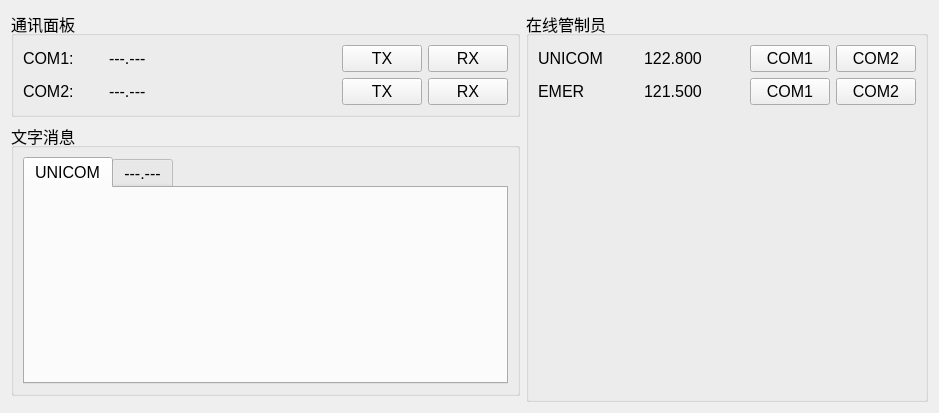
Flyleague-Collection/AudioClient, file src/ui/form/pilot_window.ui: the form before one commit.
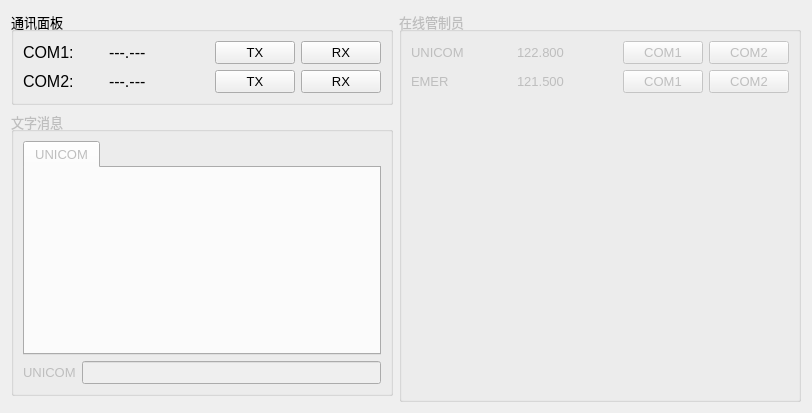
The form after the commit. Custom widgets are drawn as their Qt base class.

```diff
--- a/src/ui/form/pilot_window.ui
+++ b/src/ui/form/pilot_window.ui
@@ -6,14 +6,14 @@
    <rect>
     <x>0</x>
     <y>0</y>
-    <width>939</width>
+    <width>790</width>
     <height>413</height>
    </rect>
   </property>
   <property name="font">
    <font>
     <family>Leelawadee UI</family>
-    <pointsize>12</pointsize>
+    <pointsize>10</pointsize>
    </font>
   </property>
   <property name="windowTitle">
@@ -25,7 +25,7 @@
      <property name="font">
       <font>
        <family>Leelawadee UI</family>
-       <pointsize>12</pointsize>
+       <pointsize>10</pointsize>
       </font>
      </property>
      <property name="title">
@@ -33,9 +33,54 @@
      </property>
      <layout class="QGridLayout" name="gridLayout_3">
       <item row="0" column="0">
-       <layout class="QGridLayout" name="gridLayout">
+       <layout class="QGridLayout" name="layout_coms">
+        <item row="1" column="2">
+         <widget class="SelectedButton" name="button_com2_tx">
+          <property name="sizePolicy">
+           <sizepolicy hsizetype="Fixed" vsizetype="Fixed">
+            <horstretch>0</horstretch>
+            <verstretch>0</verstretch>
+           </sizepolicy>
+          </property>
+          <property name="text">
+           <string>TX</string>
+          </property>
+         </widget>
+        </item>
+        <item row="0" column="3">
+         <widget class="SelectedButton" name="button_com1_rx">
+          <property name="sizePolicy">
+           <sizepolicy hsizetype="Fixed" vsizetype="Fixed">
+            <horstretch>0</horstretch>
+            <verstretch>0</verstretch>
+           </sizepolicy>
+          </property>
+          <property name="text">
+           <string>RX</string>
+          </property>
+         </widget>
+        </item>
+        <item row="1" column="1">
+         <widget class="QLabel" name="label_com2_freq">
+          <property name="minimumSize">
+           <size>
+            <width>100</width>
+            <height>0</height>
+           </size>
+          </property>
+          <property name="font">
+           <font>
+            <family>Leelawadee UI</family>
+            <pointsize>12</pointsize>
+           </font>
+          </property>
+          <property name="text">
+           <string>---.---</string>
+          </property>
+         </widget>
+        </item>
         <item row="1" column="0">
-         <widget class="QLabel" name="label_2">
+         <widget class="QLabel" name="label_com2">
           <property name="sizePolicy">
            <sizepolicy hsizetype="Fixed" vsizetype="Preferred">
             <horstretch>0</horstretch>
@@ -59,21 +104,21 @@
           </property>
          </widget>
         </item>
-        <item row="0" column="1">
-         <widget class="QLabel" name="label_4">
-          <property name="font">
-           <font>
-            <family>Leelawadee UI</family>
-            <pointsize>12</pointsize>
-           </font>
+        <item row="0" column="2">
+         <widget class="SelectedButton" name="button_com1_tx">
+          <property name="sizePolicy">
+           <sizepolicy hsizetype="Fixed" vsizetype="Fixed">
+            <horstretch>0</horstretch>
+            <verstretch>0</verstretch>
+           </sizepolicy>
           </property>
           <property name="text">
-           <string>---.---</string>
+           <string>TX</string>
           </property>
          </widget>
         </item>
         <item row="0" column="0">
-         <widget class="QLabel" name="label">
+         <widget class="QLabel" name="label_com1">
           <property name="sizePolicy">
            <sizepolicy hsizetype="Fixed" vsizetype="Preferred">
             <horstretch>0</horstretch>
@@ -97,21 +142,14 @@
           </property>
          </widget>
         </item>
-        <item row="0" column="2">
-         <widget class="QPushButton" name="pushButton">
-          <property name="sizePolicy">
-           <sizepolicy hsizetype="Fixed" vsizetype="Fixed">
-            <horstretch>0</horstretch>
-            <verstretch>0</verstretch>
-           </sizepolicy>
+        <item row="0" column="1">
+         <widget class="QLabel" name="label_com1_freq">
+          <property name="minimumSize">
+           <size>
+            <width>100</width>
+            <height>0</height>
+           </size>
           </property>
-          <property name="text">
-           <string>TX</string>
-          </property>
-         </widget>
-        </item>
-        <item row="1" column="1">
-         <widget class="QLabel" name="label_3">
           <property name="font">
            <font>
             <family>Leelawadee UI</family>
@@ -123,34 +161,8 @@
           </property>
          </widget>
         </item>
-        <item row="0" column="3">
-         <widget class="QPushButton" name="pushButton_2">
-          <property name="sizePolicy">
-           <sizepolicy hsizetype="Fixed" vsizetype="Fixed">
-            <horstretch>0</horstretch>
-            <verstretch>0</verstretch>
-           </sizepolicy>
-          </property>
-          <property name="text">
-           <string>RX</string>
-          </property>
-         </widget>
-        </item>
-        <item row="1" column="2">
-         <widget class="QPushButton" name="pushButton_3">
-          <property name="sizePolicy">
-           <sizepolicy hsizetype="Fixed" vsizetype="Fixed">
-            <horstretch>0</horstretch>
-            <verstretch>0</verstretch>
-           </sizepolicy>
-          </property>
-          <property name="text">
-           <string>TX</string>
-          </property>
-         </widget>
-        </item>
         <item row="1" column="3">
-         <widget class="QPushButton" name="pushButton_4">
+         <widget class="SelectedButton" name="button_com2_rx">
           <property name="sizePolicy">
            <sizepolicy hsizetype="Fixed" vsizetype="Fixed">
             <horstretch>0</horstretch>
@@ -164,15 +176,37 @@
         </item>
        </layout>
       </item>
+      <item row="0" column="1">
+       <spacer name="spacer_1">
+        <property name="orientation">
+         <enum>Qt::Orientation::Horizontal</enum>
+        </property>
+        <property name="sizeHint" stdset="0">
+         <size>
+          <width>0</width>
+          <height>20</height>
+         </size>
+        </property>
+       </spacer>
+      </item>
      </layout>
     </widget>
    </item>
    <item row="0" column="1" rowspan="3">
-    <widget class="QGroupBox" name="groupBox_2">
+    <widget class="QGroupBox" name="group_controllers">
+     <property name="enabled">
+      <bool>false</bool>
+     </property>
+     <property name="sizePolicy">
+      <sizepolicy hsizetype="Fixed" vsizetype="Preferred">
+       <horstretch>0</horstretch>
+       <verstretch>0</verstretch>
+      </sizepolicy>
+     </property>
      <property name="font">
       <font>
        <family>Leelawadee UI</family>
-       <pointsize>12</pointsize>
+       <pointsize>10</pointsize>
       </font>
      </property>
      <property name="title">
@@ -220,7 +254,7 @@
          </widget>
         </item>
         <item>
-         <widget class="QPushButton" name="pushButton_5">
+         <widget class="SelectedButton" name="button_unicom_com1">
           <property name="sizePolicy">
            <sizepolicy hsizetype="Fixed" vsizetype="Fixed">
             <horstretch>0</horstretch>
@@ -233,7 +267,7 @@
          </widget>
         </item>
         <item>
-         <widget class="QPushButton" name="pushButton_6">
+         <widget class="SelectedButton" name="button_unicom_com2">
           <property name="sizePolicy">
            <sizepolicy hsizetype="Fixed" vsizetype="Fixed">
             <horstretch>0</horstretch>
@@ -288,7 +322,7 @@
          </widget>
         </item>
         <item>
-         <widget class="QPushButton" name="pushButton_7">
+         <widget class="SelectedButton" name="button_emer_com1">
           <property name="sizePolicy">
            <sizepolicy hsizetype="Fixed" vsizetype="Fixed">
             <horstretch>0</horstretch>
@@ -301,7 +335,7 @@
          </widget>
         </item>
         <item>
-         <widget class="QPushButton" name="pushButton_8">
+         <widget class="SelectedButton" name="button_emer_com2">
           <property name="sizePolicy">
            <sizepolicy hsizetype="Fixed" vsizetype="Fixed">
             <horstretch>0</horstretch>
@@ -332,11 +366,14 @@
     </widget>
    </item>
    <item row="1" column="0">
-    <widget class="QGroupBox" name="groupBox_3">
+    <widget class="QGroupBox" name="group_message">
+     <property name="enabled">
+      <bool>false</bool>
+     </property>
      <property name="font">
       <font>
        <family>Leelawadee UI</family>
-       <pointsize>12</pointsize>
+       <pointsize>10</pointsize>
       </font>
      </property>
      <property name="title">
@@ -353,18 +390,34 @@
           <string>UNICOM</string>
          </attribute>
         </widget>
-        <widget class="QWidget" name="tab_2">
-         <attribute name="title">
-          <string>---.---</string>
-         </attribute>
-        </widget>
        </widget>
       </item>
+      <item row="1" column="0">
+       <layout class="QHBoxLayout" name="layout_send">
+        <item>
+         <widget class="QLabel" name="label_unicom_2">
+          <property name="text">
+           <string>UNICOM</string>
+          </property>
+         </widget>
+        </item>
+        <item>
+         <widget class="QLineEdit" name="line_edit_message"/>
+        </item>
+       </layout>
+      </item>
      </layout>
     </widget>
    </item>
   </layout>
  </widget>
+ <customwidgets>
+  <customwidget>
+   <class>SelectedButton</class>
+   <extends>QPushButton</extends>
+   <header>src/ui/component/selected_button.h</header>
+  </customwidget>
+ </customwidgets>
  <resources/>
  <connections/>
 </ui>
```
Left out of the diff: 20 changed lines with no effect on the pictures.
